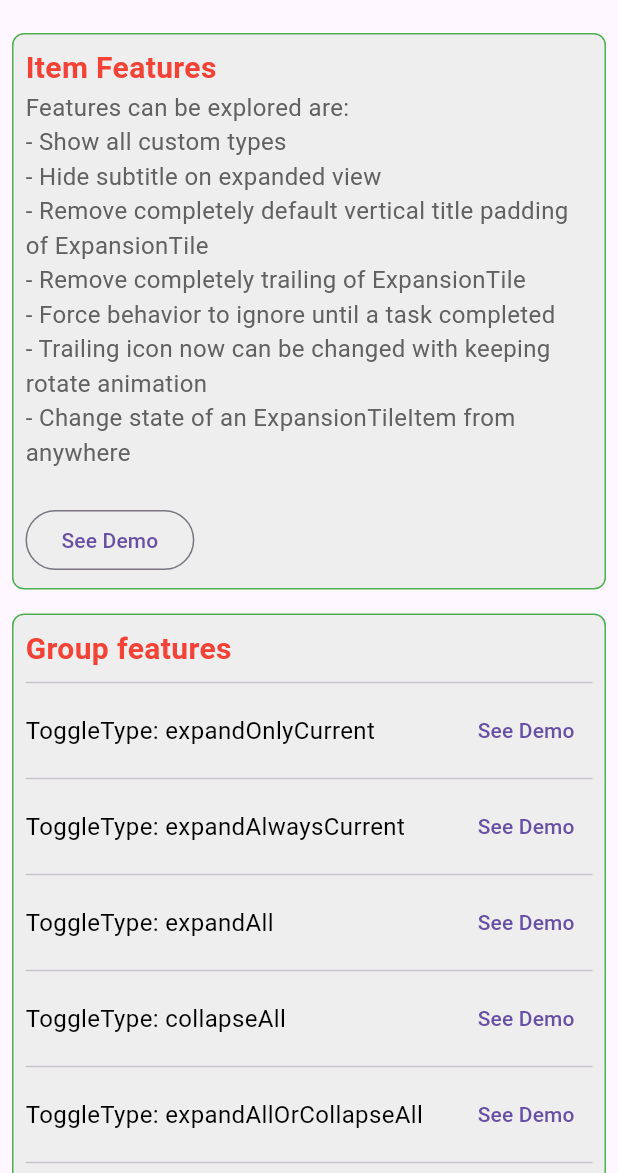
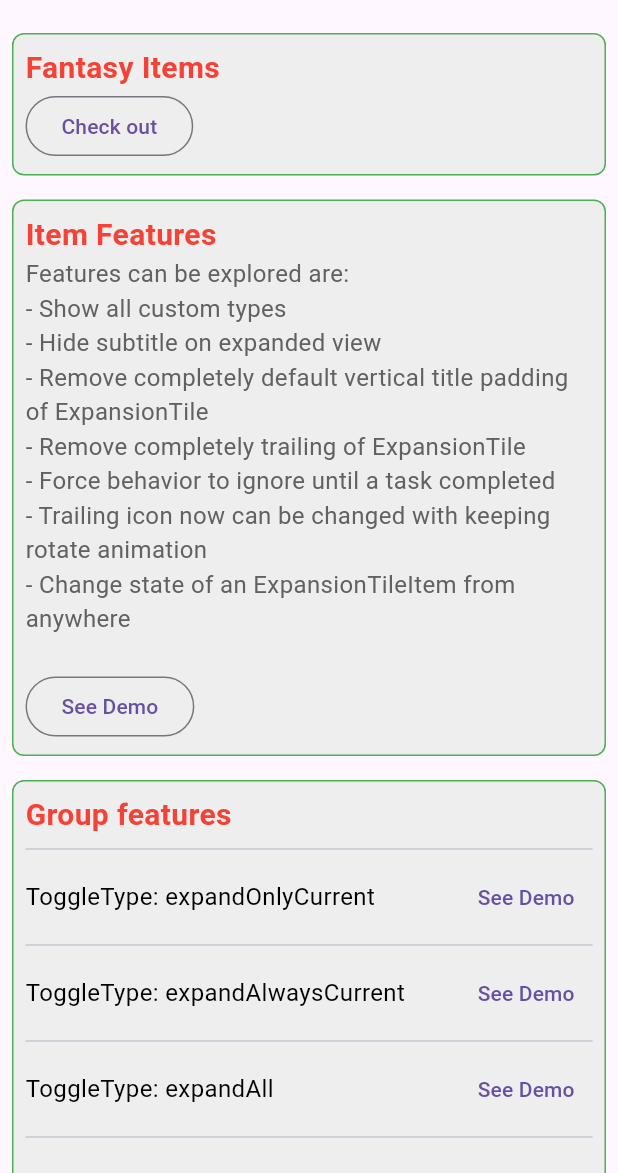
Before and after one commit to congthanhng/Expansion-Tile-Group, a Flutter app: the screen it shows after launch, on a phone screen of 412 x 824 dp, the part 63-1236 px from its top. Run offline on Flutter 3.47's test engine with Material 3 defaults, Android fonts, the light colour scheme and no system bars.

Commit message:
Release version 1.3.0

```diff
--- a/example/lib/main.dart
+++ b/example/lib/main.dart
@@ -1,4 +1,5 @@
 import 'package:expansion_tile_group_example/route_named.dart';
+import 'package:expansion_tile_group_example/use_cases/fantasy/fantasy_page.dart';
 import 'package:flutter/material.dart';
 
 import 'use_cases/use_cases.dart';
@@ -48,6 +49,8 @@ class _MyAppState extends State<MyApp> {
           case RouteNamed.expandAlwaysCurrent:
             return MaterialPageRoute(
                 builder: (context) => const ExpandAlwaysCurrentPage());
+          case RouteNamed.fantasyPage:
+            return MaterialPageRoute(builder: (context) => const FantasyPage());
           default:
             return MaterialPageRoute(builder: (context) => const HomePage());
         }
@@ -72,12 +75,25 @@ class HomePage extends StatelessWidget {
             child: Column(
               crossAxisAlignment: CrossAxisAlignment.stretch,
               children: [
+                _buildFantasySection(context),
                 _buildItemSection(context),
                 _buildGroupSection(context),
               ],
             ),
           ),
         ),
+      ),
+    );
+  }
+
+  Widget _buildFantasySection(BuildContext context) {
+    return _buildSection(
+      context,
+      title: 'Fantasy Items',
+      body: _buildButton(
+        context,
+        title: 'Check out',
+        routeName: RouteNamed.fantasyPage,
       ),
     );
   }
--- a/example/lib/route_named.dart
+++ b/example/lib/route_named.dart
@@ -9,4 +9,5 @@ class RouteNamed {
   static const String expandOrCollapseAll = '/expand_or_collapse_all';
   static const String ignoreBehavior = '/ignore_behavior';
   static const String hideSubtitle = '/hide_subtitle';
+  static const String fantasyPage = '/fantasy_page';
 }
```
Also changed, not shown: example/lib/use_cases/fantasy/example_action_stetch.dart (renamed from example/lib/use_cases/item/example_action_stetch.dart, +16 -6 lines), example/lib/use_cases/fantasy/fantasy_page.dart (added, +48 -0 lines), example/lib/use_cases/item/more_example_view.dart (+0 -16 lines), example/lib/use_cases/fantasy/example_action_card.dart (renamed from example/lib/use_cases/item/example_action_card.dart), example/lib/use_cases/fantasy/example_action_drop.dart (renamed from example/lib/use_cases/item/example_action_drop.dart).
